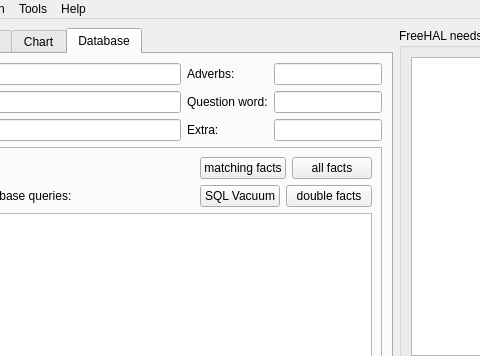
leuchtraketen/freehal_main, file hal2009/gui-qt/ui/freehal.ui: the form before one commit; both pictures show x 100 to 580 and y 0 to 356 of the 986 by 539 pixel window.
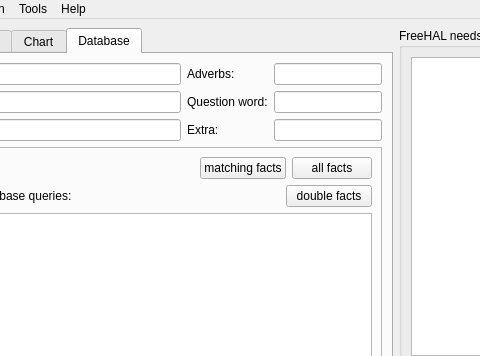
The form after the commit. The open tabs and pages were chosen to show the change. Icons and pictures are not drawn.

Patch:
```diff
--- a/hal2009/gui-qt/ui/freehal.ui
+++ b/hal2009/gui-qt/ui/freehal.ui
@@ -679,13 +679,6 @@
              </property>
             </spacer>
            </item>
-           <item row="1" column="3">
-            <widget class="QPushButton" name="vacuum">
-             <property name="text">
-              <string>SQL Vacuum</string>
-             </property>
-            </widget>
-           </item>
            <item row="1" column="4" colspan="2">
             <widget class="QPushButton" name="double_facts">
              <property name="text">
@@ -696,6 +689,19 @@
            <item row="2" column="0" colspan="6">
             <widget class="QTableView" name="tableView"/>
            </item>
+           <item row="1" column="3">
+            <spacer name="horizontalSpacer_3">
+             <property name="orientation">
+              <enum>Qt::Horizontal</enum>
+             </property>
+             <property name="sizeHint" stdset="0">
+              <size>
+               <width>40</width>
+               <height>20</height>
+              </size>
+             </property>
+            </spacer>
+           </item>
           </layout>
          </widget>
         </item>
```
Left out of the diff: 6 changed lines with no effect on the pictures.
